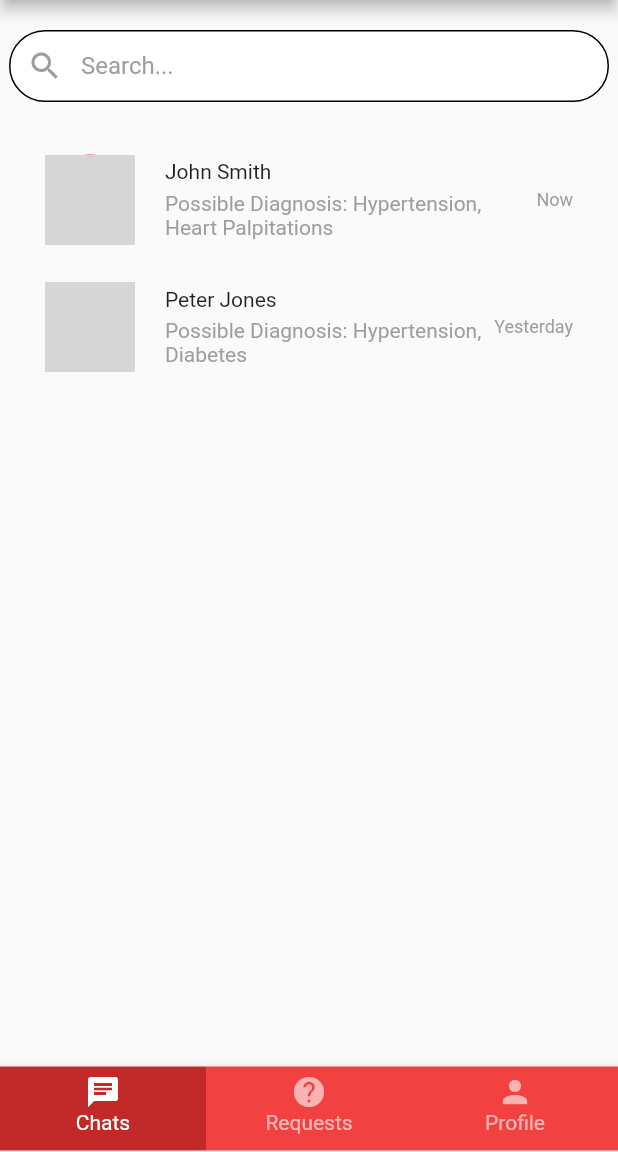
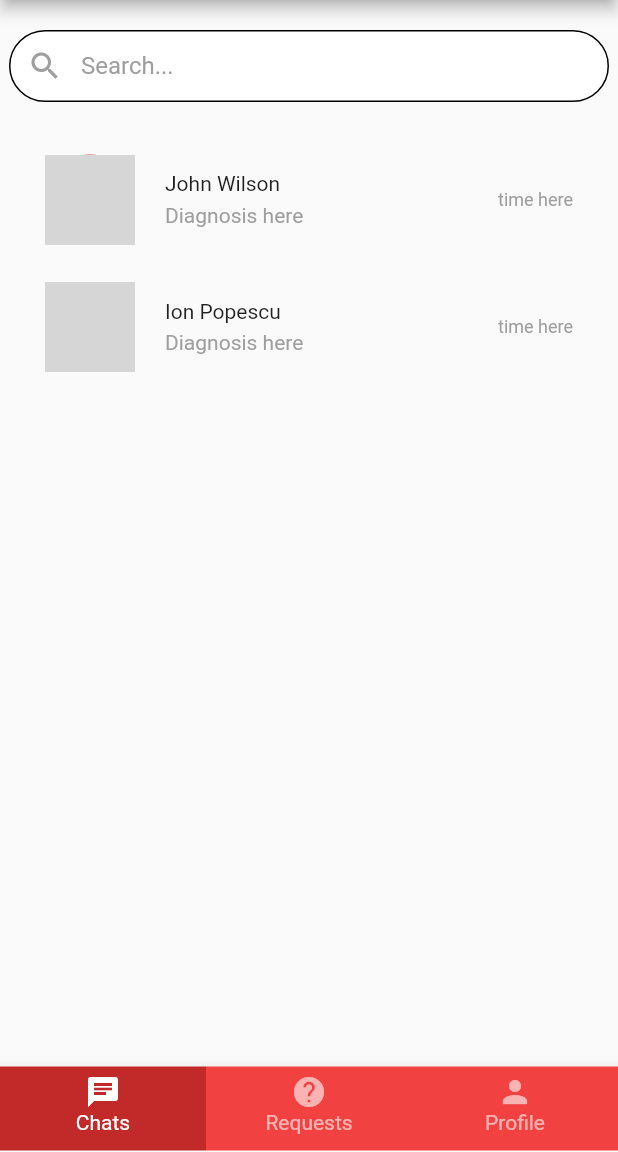
Before and after one commit to CristinaGTW/virtualmed, a Flutter app: the MainNavDoctor screen opened directly, on a phone screen of 412 x 824 dp, the part 84-1236 px from its top. Run offline on Flutter 3.47's test engine with Material 2 defaults, Android fonts, the phone set to English and light mode, and no system bars; our stand-ins replace flutter_svg, geolocator, google_maps_flutter, socket_io_client; missing offline and left inert: google_maps_webservice; accounts and stored records are empty; network calls fail; grey boxes are pictures that could not be loaded.

Commit message:
[vn119, ct519] Chat features progress

```diff
--- a/lib/Services/chat/message.dart
+++ b/lib/Models/message.dart
@@ -3,7 +3,9 @@ import 'package:virtual_med/Services/chat/conversation_page.dart';
 
 class Message {
   final String message;
+  final String time;
   final MessageDirection direction;
 
-  Message({@required this.message, @required this.direction});
+  Message(
+      {@required this.message, @required this.time, @required this.direction});
 }
--- a/lib/Screens/Authentication/doctor_register_page.dart
+++ b/lib/Screens/Authentication/doctor_register_page.dart
@@ -1,6 +1,6 @@
 import 'package:flutter/material.dart';
 import 'package:virtual_med/Models/doctor-user.dart';
-import 'package:virtual_med/Services/provider.dart';
+import 'package:virtual_med/Services/user-provider.dart';
 import 'package:virtual_med/components/rounded_button.dart';
 import 'package:provider/provider.dart';
 
--- a/lib/Screens/Authentication/login_page.dart
+++ b/lib/Screens/Authentication/login_page.dart
@@ -3,7 +3,7 @@ import 'package:virtual_med/Models/doctor-user.dart';
 import 'package:virtual_med/Models/regular-user.dart';
 import 'package:virtual_med/Screens/Doctor/main_nav_doctor.dart';
 import 'package:virtual_med/Screens/main_nav.dart';
-import 'package:virtual_med/Services/provider.dart';
+import 'package:virtual_med/Services/user-provider.dart';
 import 'package:virtual_med/components/rounded_button.dart';
 import 'package:flutter/cupertino.dart';
 import 'package:provider/provider.dart';
--- a/lib/Screens/Authentication/regular_register_page.dart
+++ b/lib/Screens/Authentication/regular_register_page.dart
@@ -1,7 +1,7 @@
 import 'package:flutter/material.dart';
 import 'package:virtual_med/Models/regular-user.dart';
 import 'package:virtual_med/Screens/Authentication/login_page.dart';
-import 'package:virtual_med/Services/provider.dart';
+import 'package:virtual_med/Services/user-provider.dart';
 import 'package:virtual_med/components/rounded_button.dart';
 import 'package:provider/provider.dart';
 
--- a/lib/Screens/Doctor/components/chats/chat.dart
+++ b/lib/Screens/Doctor/components/chats/chat.dart
@@ -8,12 +8,14 @@ class Chat extends StatefulWidget {
   String fragment;
   String image;
   String time;
+  int receiver_id;
 
   Chat(
       {@required this.name,
         @required this.fragment,
         @required this.image,
-        @required this.time});
+        @required this.time,
+        @required this.receiver_id});
 
   @override
   State<StatefulWidget> createState() => _ChatState();
@@ -25,7 +27,7 @@ class _ChatState extends State<Chat> {
     return GestureDetector(
       onTap: () {
         Navigator.push(context, MaterialPageRoute(builder: (context) {
-          return ConversationPage(name: widget.name, image: widget.image);
+          return ConversationPage(name: widget.name, image: widget.image, receiver_id: widget.receiver_id);
         }));
       },
       child: Container(
--- a/lib/Screens/Doctor/components/chats/chat_user.dart
+++ /dev/null
@@ -1,14 +0,0 @@
-import 'package:flutter/foundation.dart';
-
-class ChatUser {
-  final String name;
-  final String diagnosis;
-  final String image;
-  final String time;
-
-  ChatUser(
-      {@required this.name,
-      @required this.diagnosis,
-      @required this.image,
-      @required this.time});
-}
--- a/lib/Screens/Doctor/components/chats/chats_tab.dart
+++ b/lib/Screens/Doctor/components/chats/chats_tab.dart
@@ -1,20 +1,24 @@
 import 'package:flutter/material.dart';
+import 'package:virtual_med/Models/regular-user.dart';
 
 import 'chat.dart';
-import 'chat_user.dart';
 
 class ChatTab extends StatelessWidget {
   var chatUsers = [
-    ChatUser(
-        name: "John Smith",
-        diagnosis: "Possible Diagnosis: Hypertension, Heart Palpitations",
-        image: "images/profile_pic.png",
-        time: "Now"),
-    ChatUser(
-        name: "Peter Jones",
-        diagnosis: "Possible Diagnosis: Hypertension, Diabetes",
-        image: "images/profile_pic.png",
-        time: "Yesterday"),
+    RegularUser(
+        userId: 1,
+        firstName: "John",
+        lastName: "Wilson",
+        email: "john@email.com",
+        phone: "+4478729752",
+        password: "password"),
+    RegularUser(
+        userId: 2,
+        firstName: "Ion",
+        lastName: "Popescu",
+        email: "ion@email.com",
+        phone: "075216371",
+        password: "password")
   ];
 
   @override
@@ -34,10 +38,14 @@ class ChatTab extends StatelessWidget {
               physics: NeverScrollableScrollPhysics(),
               itemBuilder: (context, index) {
                 return Chat(
-                    name: chatUsers[index].name,
-                    fragment: chatUsers[index].diagnosis,
-                    image: chatUsers[index].image,
-                    time: chatUsers[index].time);
+                  name: chatUsers[index].firstName +
+                      " " +
+                      chatUsers[index].lastName,
+                  fragment: "Diagnosis here",
+                  image: "images/profile_pic.png",
+                  time: "time here",
+                  receiver_id: chatUsers[index].userId,
+                );
               },
             ),
           ],
--- a/lib/Screens/ProfileScreen/profile_tab.dart
+++ b/lib/Screens/ProfileScreen/profile_tab.dart
@@ -3,7 +3,7 @@ import 'package:flutter/material.dart';
 import 'dart:async';
 
 import 'package:virtual_med/Models/regular-user.dart';
-import 'package:virtual_med/Services/provider.dart';
+import 'package:virtual_med/Services/user-provider.dart';
 import 'package:virtual_med/Services/utils.dart';
 import 'package:provider/provider.dart';
 
--- a/lib/Screens/QuickCheckScreen/quick_check_tab.dart
+++ b/lib/Screens/QuickCheckScreen/quick_check_tab.dart
@@ -3,7 +3,7 @@ import 'package:virtual_med/Models/regular-user.dart';
 import 'package:virtual_med/Screens/Authentication/components/rounded_input_field.dart';
 import 'package:virtual_med/Screens/QuickCheckScreen/components/full_page_human_anatomy.dart';
 import 'package:virtual_med/components/top-title.dart';
-import 'package:virtual_med/Services/provider.dart';
+import 'package:virtual_med/Services/user-provider.dart';
 import 'package:virtual_med/Services/utils.dart';
 import 'package:virtual_med/components.dart';
 import 'package:virtual_med/components/rounded_button.dart';
@@ -430,7 +430,7 @@ class _QuickCheckTabState extends State<QuickCheckTab> {
 
   void sendRequest() async {
     var query_answers = composeAnswers();
-    print(query_answers);
+    // print(query_answers);
 
     var user_id = regularUser != null ? regularUser.userId : -1;
     var specialization = "General"; //TODO get specialization
--- a/lib/Services/chat/chat-box.dart
+++ b/lib/Services/chat/chat-box.dart
@@ -1,6 +1,6 @@
 import 'package:flutter/material.dart';
 import 'package:virtual_med/Services/chat/conversation_page.dart';
-import 'package:virtual_med/Services/chat/message.dart';
+import 'package:virtual_med/Models/message.dart';
 
 import '../../components.dart';
 
--- a/pubspec.yaml
+++ b/pubspec.yaml
@@ -43,6 +43,7 @@ dependencies:
   google_maps_webservice: ^0.0.19
   geolocator: ^7.1.0
   flutter_cache_manager: ^2.1.2
+  web_socket_channel: ^2.1.0
 
 dev_dependencies:
   flutter_test:
```
Also changed, not shown: lib/Models/chat_user.dart (added, +19 -0 lines), lib/Screens/ChatScreens/chat_list.dart (+29 -19 lines), lib/Services/chat/conversation_page.dart (+141 -21 lines), lib/Services/message-provider.dart (added, +28 -0 lines), lib/Services/utils.dart (+28 -12 lines), lib/components/landing-page.dart (added, +14 -0 lines), lib/main.dart (+7 -18 lines), lib/Services/user-provider.dart (renamed from lib/Services/provider.dart), pubspec.lock.
